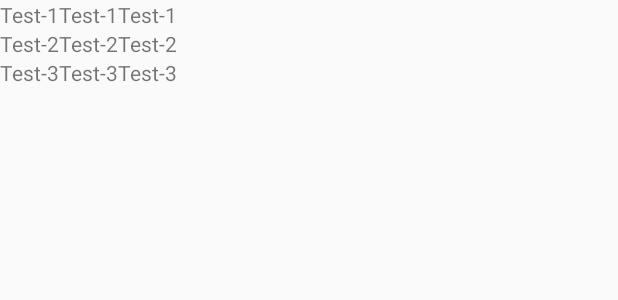
After one commit to abdul-kader138/APDT, an Android app: the layout table_view_layout.xml on its own in the app's theme, with its tools: preview values and no code run, on a phone screen of 412 x 824 dp. The commit adds this screen. Shown: the top 300 px of the screen. Run offline under Robolectric (Android 15) with nearby library versions, the phone set to English and light mode, and no system bars.

Commit message:
Table Layout View Example

```diff
--- a/app/src/main/AndroidManifest.xml
+++ b/app/src/main/AndroidManifest.xml
@@ -32,6 +32,13 @@
             </intent-filter>
         </activity>
 
+        <activity android:name=".TableRowLayout">
+            <intent-filter>
+                <action android:name="android.intent.action.MAIN"></action>
+                <action android:name="android.intent.category.LAUNCHER"></action>
+            </intent-filter>
+        </activity>
+
         <service android:name=".Service.PlayerService" android:enabled="true">
 
         </service>
--- a/app/src/main/java/com/example/akader/myapplication/MainActivity.java
+++ b/app/src/main/java/com/example/akader/myapplication/MainActivity.java
@@ -23,6 +23,25 @@ public class MainActivity extends AppCompatActivity {
     protected void onCreate(Bundle savedInstanceState) {
         super.onCreate(savedInstanceState);
         setContentView(R.layout.activity_main);
+
+
+
+          /*
+        * Table Layout Showing
+        *
+        *
+        * */
+
+
+        Button table=(Button) findViewById(R.id.tViewShow);
+
+        table.setOnClickListener(new View.OnClickListener() {
+            @Override
+            public void onClick(View view) {
+                Intent intent=new Intent(getApplicationContext(), TableRowLayout.class);
+                startActivity(intent);
+            }
+        });
 
 
 
--- /dev/null
+++ b/app/src/main/java/com/example/akader/myapplication/TableRowLayout.java
@@ -0,0 +1,15 @@
+package com.example.akader.myapplication;
+
+
+import android.app.Activity;
+import android.os.Bundle;
+import android.support.annotation.Nullable;
+
+public class TableRowLayout extends Activity{
+
+    @Override
+    protected void onCreate(@Nullable Bundle savedInstanceState) {
+        super.onCreate(savedInstanceState);
+        setContentView(R.layout.table_view_layout);
+    }
+}
--- a/app/src/main/res/layout/activity_main.xml
+++ b/app/src/main/res/layout/activity_main.xml
@@ -92,5 +92,12 @@
             android:text="Grid View" />
 
 
+        <Button
+            android:id="@+id/tViewShow"
+            android:layout_width="match_parent"
+            android:layout_height="wrap_content"
+            android:text="Table Layout View" />
+
+
     </LinearLayout>
 </ScrollView>
--- /dev/null
+++ b/app/src/main/res/layout/table_view_layout.xml
@@ -0,0 +1,64 @@
+<?xml version="1.0" encoding="utf-8"?>
+<TableLayout xmlns:android="http://schemas.android.com/apk/res/android"
+    android:layout_width="match_parent"
+    android:layout_height="match_parent">
+
+    <TableRow>
+
+        <TextView
+            android:layout_width="match_parent"
+            android:layout_height="wrap_content"
+            android:text="Test-1" />
+
+        <TextView
+            android:layout_width="match_parent"
+            android:layout_height="wrap_content"
+            android:text="Test-1" />
+
+        <TextView
+            android:layout_width="match_parent"
+            android:layout_height="wrap_content"
+            android:text="Test-1" />
+
+    </TableRow>
+
+    <TableRow>
+
+        <TextView
+            android:layout_width="match_parent"
+            android:layout_height="wrap_content"
+            android:text="Test-2" />
+
+        <TextView
+            android:layout_width="match_parent"
+            android:layout_height="wrap_content"
+            android:text="Test-2" />
+
+        <TextView
+            android:layout_width="match_parent"
+            android:layout_height="wrap_content"
+            android:text="Test-2" />
+
+    </TableRow>
+
+
+    <TableRow>
+
+        <TextView
+            android:layout_width="match_parent"
+            android:layout_height="wrap_content"
+            android:text="Test-3" />
+
+        <TextView
+            android:layout_width="match_parent"
+            android:layout_height="wrap_content"
+            android:text="Test-3" />
+
+        <TextView
+            android:layout_width="match_parent"
+            android:layout_height="wrap_content"
+            android:text="Test-3" />
+
+    </TableRow>
+
+</TableLayout>
```
